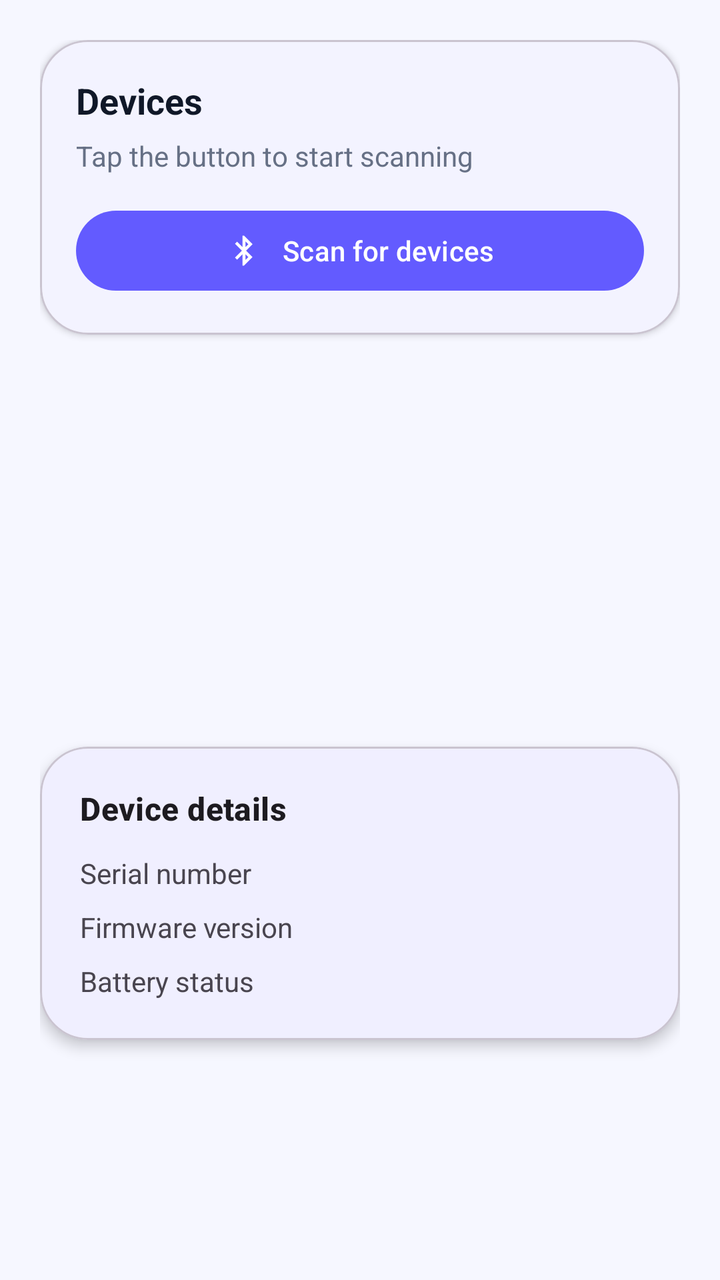
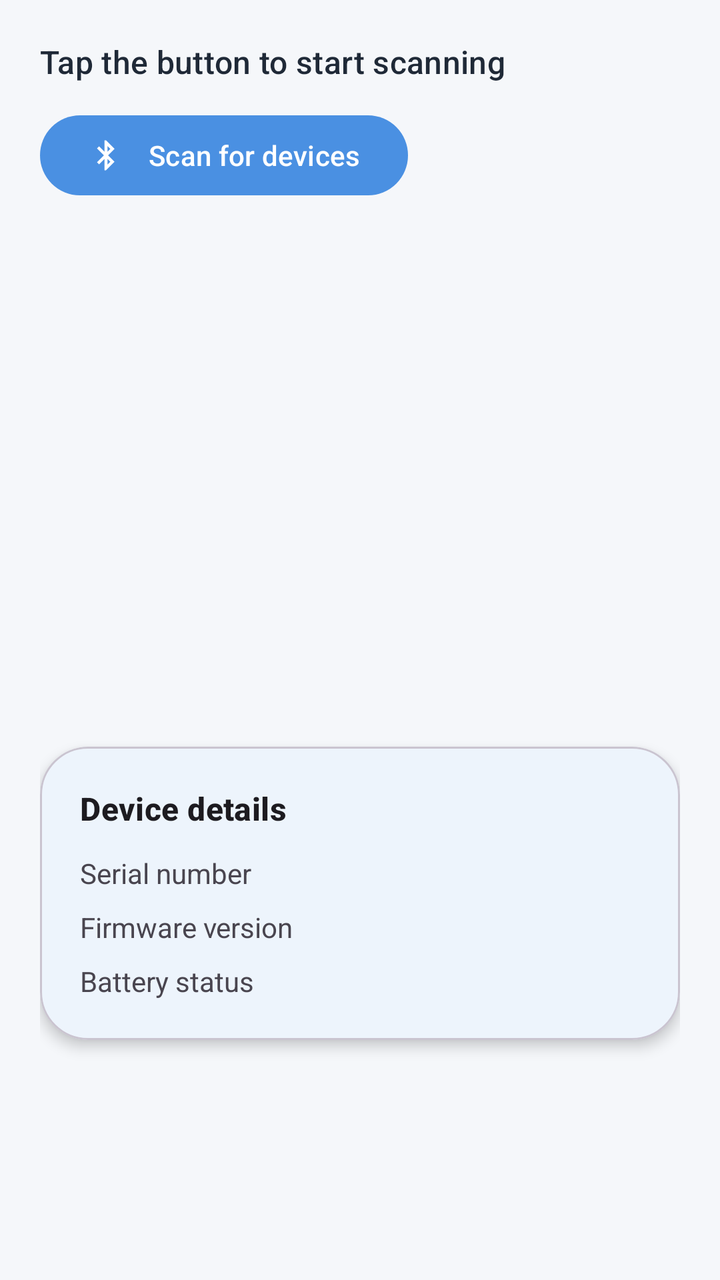

Screens rendered from an Android XML layout before and after an edit, with the pre-edit source and the edit as a unified diff.
<!-- AndroidManifest.xml: application theme Theme.SmartFitBLE -->
<!-- res/layout/fragment_devices.xml -->
<?xml version="1.0" encoding="utf-8"?>
<androidx.constraintlayout.widget.ConstraintLayout xmlns:android="http://schemas.android.com/apk/res/android"
    xmlns:app="http://schemas.android.com/apk/res-auto"
    android:layout_width="match_parent"
    android:layout_height="match_parent"
    android:background="@color/smartfit_background"
    android:padding="20dp">

    <com.google.android.material.card.MaterialCardView
        android:id="@+id/cardScanHeader"
        android:layout_width="0dp"
        android:layout_height="wrap_content"
        app:cardCornerRadius="24dp"
        app:cardElevation="2dp"
        app:cardBackgroundColor="@color/smartfit_card"
        app:layout_constraintTop_toTopOf="parent"
        app:layout_constraintStart_toStartOf="parent"
        app:layout_constraintEnd_toEndOf="parent">

        <LinearLayout
            android:layout_width="match_parent"
            android:layout_height="wrap_content"
            android:orientation="vertical"
            android:padding="18dp">

            <TextView
                android:layout_width="wrap_content"
                android:layout_height="wrap_content"
                android:text="@string/devices"
                android:textStyle="bold"
                android:textSize="18sp"
                android:textColor="@color/smartfit_text_primary" />

            <TextView
                android:id="@+id/tvStatus"
                android:layout_width="match_parent"
                android:layout_height="wrap_content"
                android:layout_marginTop="6dp"
                android:text="@string/device_status_idle"
                android:textColor="@color/smartfit_text_secondary"
                android:textSize="14sp" />

            <com.google.android.material.button.MaterialButton
                android:id="@+id/btnScan"
                style="@style/SmartFit.PrimaryButton"
                android:layout_width="match_parent"
                android:layout_height="48dp"
                android:layout_marginTop="14dp"
                android:text="@string/scan_devices"
                app:icon="@drawable/ic_bluetooth"
                app:iconGravity="textStart"
                app:iconPadding="10dp" />

        </LinearLayout>
    </com.google.android.material.card.MaterialCardView>

    <com.google.android.material.progressindicator.LinearProgressIndicator
        android:id="@+id/progressScan"
        android:layout_width="0dp"
        android:layout_height="4dp"
        android:layout_marginTop="8dp"
        android:visibility="gone"
        app:layout_constraintEnd_toEndOf="parent"
        app:layout_constraintStart_toStartOf="parent"
        app:layout_constraintTop_toBottomOf="@id/cardScanHeader" />

    <androidx.recyclerview.widget.RecyclerView
        android:id="@+id/rvDevices"
        android:layout_width="0dp"
        android:layout_height="0dp"
        android:clipToPadding="false"
        android:paddingBottom="120dp"
        app:layout_constraintBottom_toTopOf="@+id/cardConnected"
        app:layout_constraintEnd_toEndOf="parent"
        app:layout_constraintStart_toStartOf="parent"
        app:layout_constraintTop_toBottomOf="@id/progressScan" />

    <LinearLayout
        android:id="@+id/emptyStateGroup"
        android:layout_width="0dp"
        android:layout_height="wrap_content"
        android:gravity="center"
        android:orientation="vertical"
        android:padding="32dp"
        android:visibility="gone"
        app:layout_constraintBottom_toTopOf="@id/cardConnected"
        app:layout_constraintEnd_toEndOf="parent"
        app:layout_constraintStart_toStartOf="parent"
        app:layout_constraintTop_toBottomOf="@id/progressScan">

        <ImageView
            android:layout_width="72dp"
            android:layout_height="72dp"
            android:src="@drawable/ic_bluetooth_search"
            android:tint="@color/smartfit_primary" />

        <TextView
            android:layout_width="wrap_content"
            android:layout_height="wrap_content"
            android:layout_marginTop="16dp"
            android:gravity="center"
            android:text="@string/devices_empty_state"
            android:textAlignment="center"
            android:textColor="@color/smartfit_text_secondary" />
    </LinearLayout>

    <com.google.android.material.card.MaterialCardView
        android:id="@+id/cardConnected"
        android:layout_width="0dp"
        android:layout_height="wrap_content"
        android:layout_marginTop="16dp"
        android:layout_marginBottom="100dp"
        app:cardBackgroundColor="@color/smartfit_card"
        app:cardCornerRadius="24dp"
        app:cardElevation="4dp"
        app:layout_constraintBottom_toBottomOf="parent"
        app:layout_constraintEnd_toEndOf="parent"
        app:layout_constraintStart_toStartOf="parent">

        <LinearLayout
            android:layout_width="match_parent"
            android:layout_height="wrap_content"
            android:orientation="vertical"
            android:padding="20dp">

            <TextView
                android:id="@+id/tvConnectedDevice"
                android:layout_width="wrap_content"
                android:layout_height="wrap_content"
                android:text="@string/device_info_title"
                android:textAppearance="?attr/textAppearanceTitleMedium"
                android:textStyle="bold" />

            <TextView
                android:id="@+id/tvSerial"
                android:layout_width="wrap_content"
                android:layout_height="wrap_content"
                android:layout_marginTop="12dp"
                android:text="@string/serial_number" />

            <TextView
                android:id="@+id/tvFirmware"
                android:layout_width="wrap_content"
                android:layout_height="wrap_content"
                android:layout_marginTop="8dp"
                android:text="@string/firmware_version" />

            <TextView
                android:id="@+id/tvBattery"
                android:layout_width="wrap_content"
                android:layout_height="wrap_content"
                android:layout_marginTop="8dp"
                android:text="@string/battery_status" />

            <com.google.android.material.button.MaterialButton
                android:id="@+id/btnDisconnect"
                style="@style/Widget.Material3.Button.OutlinedButton"
                android:layout_width="match_parent"
                android:layout_height="wrap_content"
                android:layout_marginTop="16dp"
                android:text="@string/disconnect"
                android:visibility="gone" />
        </LinearLayout>
    </com.google.android.material.card.MaterialCardView>

</androidx.constraintlayout.widget.ConstraintLayout>
<!-- resources referenced by this layout -->
<resources>
  <color name="smartfit_background">#F6F7FF</color>
  <color name="smartfit_card">#FFFFFF</color>
  <color name="smartfit_primary">#635BFF</color>
  <color name="smartfit_text_primary">#101828</color>
  <color name="smartfit_text_secondary">#667085</color>
  <!-- drawable ic_bluetooth (drawable) -->
  <?xml version="1.0" encoding="utf-8"?>
  <vector xmlns:android="http://schemas.android.com/apk/res/android"
      android:width="24dp"
      android:height="24dp"
      android:viewportWidth="24"
      android:viewportHeight="24">
      <path
          android:fillColor="@color/smartfit_primary"
          android:pathData="M17.71,7.71L12,2h-1v7.59L7.41,6 6,7.41 10.59,12 6,16.59 7.41,18 11,14.41V22h1l5.71,-5.71L13.41,12l4.3,-4.29zM13,5.83l1.88,1.88L13,9.59V5.83zM14.88,16.29L13,18.17v-3.76l1.88,1.88z" />
  </vector>
  <!-- drawable ic_bluetooth_search (drawable) -->
  <?xml version="1.0" encoding="utf-8"?>
  <vector xmlns:android="http://schemas.android.com/apk/res/android"
      android:width="64dp"
      android:height="64dp"
      android:viewportWidth="24"
      android:viewportHeight="24">
      <path
          android:fillColor="@color/smartfit_primary"
          android:pathData="M10,20v-6l-4,4 -1.41,-1.41L9.17,12 4.59,7.41 6,6l4,4V4h1l5.71,5.71L12.41,14l4.3,4.29L11,24h-1v-4zM13,7.83L13,11.59l1.88,-1.88L13,7.83zM14.88,15.29L13,13.41v3.76l1.88,-1.88z" />
      <path
          android:fillColor="@color/smartfit_primary_dark"
          android:pathData="M20.31,18.9l2.2,2.2 -1.41,1.41 -2.2,-2.2A5.5,5.5 0 1,1 20.31,18.9zM17.5,19A3.5,3.5 0 1,0 17.5,12a3.5,3.5 0 0,0 0,7z" />
  </vector>
  <string name="battery_status">Battery status</string>
  <string name="device_info_title">Device details</string>
  <string name="device_status_idle">Tap the button to start scanning</string>
  <string name="devices">Devices</string>
  <string name="devices_empty_state">No nearby SmartFit devices yet.\nTap scan to search.</string>
  <string name="disconnect">Disconnect</string>
  <string name="firmware_version">Firmware version</string>
  <string name="scan_devices">Scan for devices</string>
  <string name="serial_number">Serial number</string>
  <style name="SmartFit.PrimaryButton" parent="Widget.Material3.Button">
          <item name="backgroundTint">@color/smartfit_primary</item>
          <item name="android:textColor">@android:color/white</item>
          <item name="shapeAppearance">@style/ShapeAppearance.Material3.Corner.Full</item>
      </style>
  <style name="Theme.SmartFitBLE" parent="Theme.Material3.DayNight.NoActionBar">
          <item name="android:statusBarColor">@android:color/transparent</item>
          <item name="android:windowLightStatusBar">true</item>
          <item name="colorPrimary">@color/smartfit_primary</item>
          <item name="colorPrimaryContainer">@color/smartfit_card</item>
          <item name="colorSecondary">@color/smartfit_primary</item>
          <item name="colorSecondaryContainer">@color/smartfit_gradient_start</item>
          <item name="colorSurface">@color/smartfit_card</item>
          <item name="android:colorBackground">@color/smartfit_background</item>
          <item name="android:navigationBarColor">@color/smartfit_card</item>
  
          <item name="colorControlActivated">#1A3B82F6</item>
          <item name="colorControlNormal">@color/smartfit_text_secondary</item>
  
          
          <item name="textInputStyle">@style/Widget.Material3.TextInputLayout.OutlinedBox</item>
          <item name="editTextStyle">@style/Widget.Material3.TextInputEditText.OutlinedBox</item>
          <item name="materialThemeOverlay">@style/ThemeOverlay.Material3</item>
      </style>
  <color name="smartfit_primary_dark">#3D35FF</color>
  <color name="smartfit_gradient_start">#635BFF</color>
</resources>

<!-- the commit's change to res/layout/fragment_devices.xml (unified diff, before → after) -->
@@ -6,53 +6,29 @@
     android:background="@color/smartfit_background"
     android:padding="20dp">
 
-    <com.google.android.material.card.MaterialCardView
-        android:id="@+id/cardScanHeader"
+    <TextView
+        android:id="@+id/tvStatus"
         android:layout_width="0dp"
         android:layout_height="wrap_content"
-        app:cardCornerRadius="24dp"
-        app:cardElevation="2dp"
-        app:cardBackgroundColor="@color/smartfit_card"
-        app:layout_constraintTop_toTopOf="parent"
+        android:text="@string/device_status_idle"
+        android:textAppearance="?attr/textAppearanceTitleSmall"
+        android:textColor="@color/smartfit_text_primary"
+        android:textSize="16sp"
+        app:layout_constraintEnd_toEndOf="parent"
         app:layout_constraintStart_toStartOf="parent"
-        app:layout_constraintEnd_toEndOf="parent">
+        app:layout_constraintTop_toTopOf="parent" />
 
-        <LinearLayout
-            android:layout_width="match_parent"
-            android:layout_height="wrap_content"
-            android:orientation="vertical"
-            android:padding="18dp">
-
-            <TextView
-                android:layout_width="wrap_content"
-                android:layout_height="wrap_content"
-                android:text="@string/devices"
-                android:textStyle="bold"
-                android:textSize="18sp"
-                android:textColor="@color/smartfit_text_primary" />
-
-            <TextView
-                android:id="@+id/tvStatus"
-                android:layout_width="match_parent"
-                android:layout_height="wrap_content"
-                android:layout_marginTop="6dp"
-                android:text="@string/device_status_idle"
-                android:textColor="@color/smartfit_text_secondary"
-                android:textSize="14sp" />
-
-            <com.google.android.material.button.MaterialButton
-                android:id="@+id/btnScan"
-                style="@style/SmartFit.PrimaryButton"
-                android:layout_width="match_parent"
-                android:layout_height="48dp"
-                android:layout_marginTop="14dp"
-                android:text="@string/scan_devices"
-                app:icon="@drawable/ic_bluetooth"
-                app:iconGravity="textStart"
-                app:iconPadding="10dp" />
-
-        </LinearLayout>
-    </com.google.android.material.card.MaterialCardView>
+    <com.google.android.material.button.MaterialButton
+        android:id="@+id/btnScan"
+        android:layout_width="wrap_content"
+        android:layout_height="wrap_content"
+        android:layout_marginTop="12dp"
+        android:text="@string/scan_devices"
+        app:icon="@drawable/ic_bluetooth"
+        app:iconGravity="textStart"
+        app:iconPadding="12dp"
+        app:layout_constraintStart_toStartOf="parent"
+        app:layout_constraintTop_toBottomOf="@id/tvStatus" />
 
     <com.google.android.material.progressindicator.LinearProgressIndicator
         android:id="@+id/progressScan"
@@ -62,7 +38,7 @@
         android:visibility="gone"
         app:layout_constraintEnd_toEndOf="parent"
         app:layout_constraintStart_toStartOf="parent"
-        app:layout_constraintTop_toBottomOf="@id/cardScanHeader" />
+        app:layout_constraintTop_toBottomOf="@id/btnScan" />
 
     <androidx.recyclerview.widget.RecyclerView
         android:id="@+id/rvDevices"
<!-- resource entries referenced after the edit -->
@@ -1,10 +1,10 @@
 <!-- resources referenced by this layout -->
 <resources>
-  <color name="smartfit_background">#F6F7FF</color>
+  <color name="smartfit_background">#F5F7FA</color>
   <color name="smartfit_card">#FFFFFF</color>
-  <color name="smartfit_primary">#635BFF</color>
-  <color name="smartfit_text_primary">#101828</color>
-  <color name="smartfit_text_secondary">#667085</color>
+  <color name="smartfit_primary">#4A90E2</color>
+  <color name="smartfit_text_primary">#1F2937</color>
+  <color name="smartfit_text_secondary">#6B7583</color>
   <!-- drawable ic_bluetooth (drawable) -->
   <?xml version="1.0" encoding="utf-8"?>
   <vector xmlns:android="http://schemas.android.com/apk/res/android"
@@ -33,17 +33,11 @@
   <string name="battery_status">Battery status</string>
   <string name="device_info_title">Device details</string>
   <string name="device_status_idle">Tap the button to start scanning</string>
-  <string name="devices">Devices</string>
   <string name="devices_empty_state">No nearby SmartFit devices yet.\nTap scan to search.</string>
   <string name="disconnect">Disconnect</string>
   <string name="firmware_version">Firmware version</string>
   <string name="scan_devices">Scan for devices</string>
   <string name="serial_number">Serial number</string>
-  <style name="SmartFit.PrimaryButton" parent="Widget.Material3.Button">
-          <item name="backgroundTint">@color/smartfit_primary</item>
-          <item name="android:textColor">@android:color/white</item>
-          <item name="shapeAppearance">@style/ShapeAppearance.Material3.Corner.Full</item>
-      </style>
   <style name="Theme.SmartFitBLE" parent="Theme.Material3.DayNight.NoActionBar">
           <item name="android:statusBarColor">@android:color/transparent</item>
           <item name="android:windowLightStatusBar">true</item>
@@ -52,7 +46,6 @@
           <item name="colorSecondary">@color/smartfit_primary</item>
           <item name="colorSecondaryContainer">@color/smartfit_gradient_start</item>
           <item name="colorSurface">@color/smartfit_card</item>
-          <item name="android:colorBackground">@color/smartfit_background</item>
           <item name="android:navigationBarColor">@color/smartfit_card</item>
   
           <item name="colorControlActivated">#1A3B82F6</item>
@@ -63,7 +56,7 @@
           <item name="editTextStyle">@style/Widget.Material3.TextInputEditText.OutlinedBox</item>
           <item name="materialThemeOverlay">@style/ThemeOverlay.Material3</item>
       </style>
-  <color name="smartfit_primary_dark">#3D35FF</color>
-  <color name="smartfit_gradient_start">#635BFF</color>
+  <color name="smartfit_primary_dark">#2C5F8F</color>
+  <color name="smartfit_gradient_start">#4A90E2</color>
 </resources>
 
